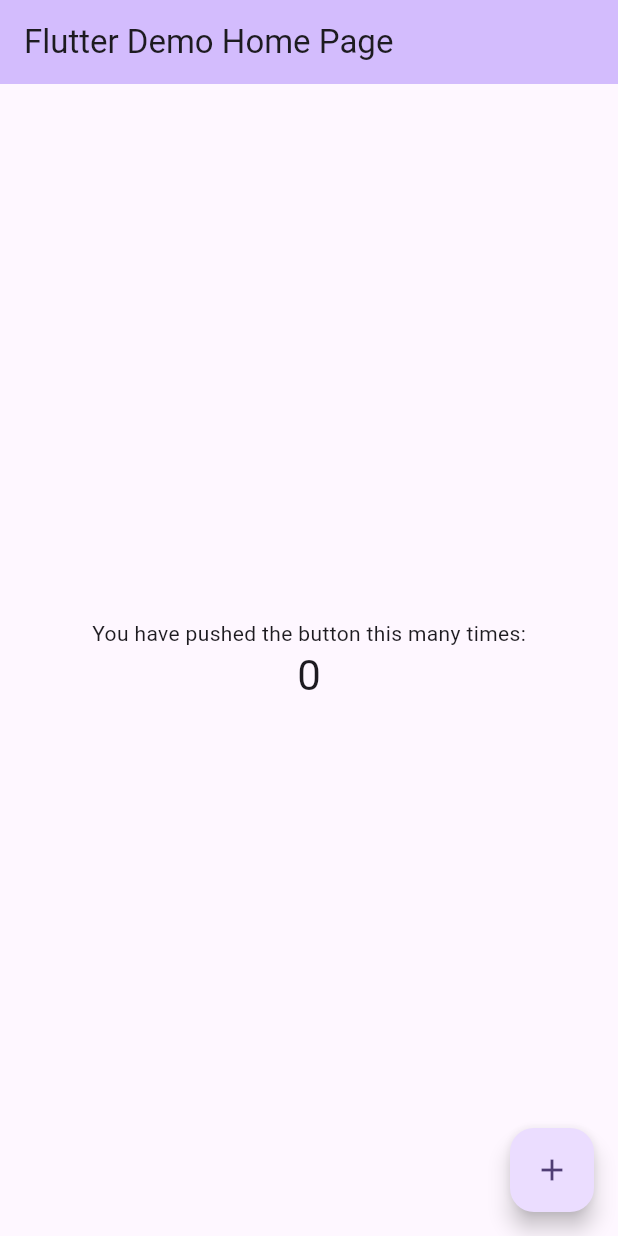
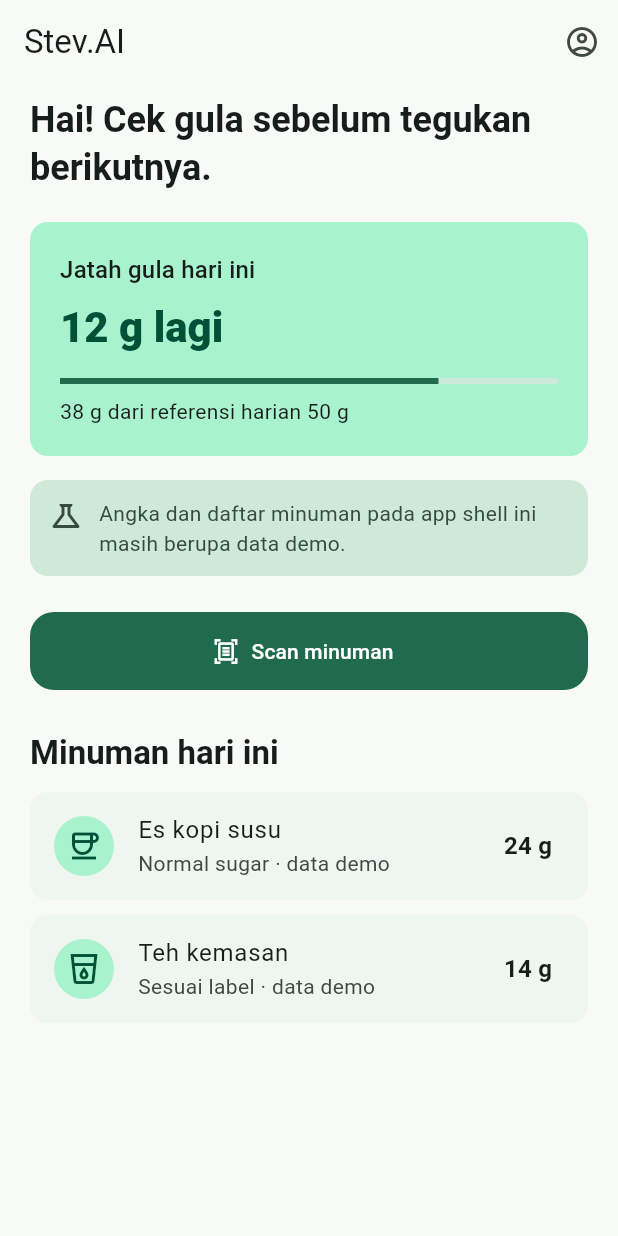
Before and after one commit to danariqbalabi/Stev.AI, a Flutter app: the screen it shows after launch, on a phone screen of 412 x 824 dp. Run offline on Flutter 3.47's test engine with Material 3 defaults, Android fonts, the phone set to English and light mode, and no system bars; our stand-ins replace go_router.

Commit message:
feat: add app shell and core navigation

```diff
--- /dev/null
+++ b/lib/app/app.dart
@@ -0,0 +1,29 @@
+import 'package:flutter/material.dart';
+
+import '../core/theme/app_theme.dart';
+import 'router.dart';
+
+class StevAiApp extends StatelessWidget {
+  const StevAiApp({super.key});
+
+  @override
+  Widget build(BuildContext context) {
+    return MaterialApp.router(
+      title: 'Stev.AI',
+      debugShowCheckedModeBanner: false,
+      theme: AppTheme.light,
+      routerConfig: appRouter,
+      builder: (context, child) {
+        return ColoredBox(
+          color: Theme.of(context).colorScheme.surfaceContainer,
+          child: Center(
+            child: ConstrainedBox(
+              constraints: const BoxConstraints(maxWidth: 480),
+              child: child ?? const SizedBox.shrink(),
+            ),
+          ),
+        );
+      },
+    );
+  }
+}
--- /dev/null
+++ b/lib/app/router.dart
@@ -0,0 +1,18 @@
+import 'package:go_router/go_router.dart';
+
+import '../features/confirmation/presentation/confirmation_screen.dart';
+import '../features/dashboard/presentation/dashboard_screen.dart';
+import '../features/result/presentation/result_screen.dart';
+import '../features/scan/presentation/scan_screen.dart';
+
+final GoRouter appRouter = GoRouter(
+  routes: [
+    GoRoute(path: '/', builder: (context, state) => const DashboardScreen()),
+    GoRoute(path: '/scan', builder: (context, state) => const ScanScreen()),
+    GoRoute(
+      path: '/confirmation',
+      builder: (context, state) => const ConfirmationScreen(),
+    ),
+    GoRoute(path: '/result', builder: (context, state) => const ResultScreen()),
+  ],
+);
--- /dev/null
+++ b/lib/core/theme/app_theme.dart
@@ -0,0 +1,32 @@
+import 'package:flutter/material.dart';
+
+abstract final class AppTheme {
+  static const Color _seedColor = Color(0xFF176B4D);
+
+  static ThemeData get light {
+    final colorScheme = ColorScheme.fromSeed(
+      seedColor: _seedColor,
+      brightness: Brightness.light,
+    );
+
+    return ThemeData(
+      useMaterial3: true,
+      colorScheme: colorScheme,
+      scaffoldBackgroundColor: const Color(0xFFF8FAF7),
+      appBarTheme: const AppBarTheme(
+        centerTitle: false,
+        backgroundColor: Color(0xFFF8FAF7),
+        surfaceTintColor: Colors.transparent,
+      ),
+      cardTheme: const CardThemeData(elevation: 0, margin: EdgeInsets.zero),
+      filledButtonTheme: FilledButtonThemeData(
+        style: FilledButton.styleFrom(
+          minimumSize: const Size.fromHeight(52),
+          shape: RoundedRectangleBorder(
+            borderRadius: BorderRadius.circular(16),
+          ),
+        ),
+      ),
+    );
+  }
+}
--- /dev/null
+++ b/lib/features/dashboard/presentation/dashboard_screen.dart
@@ -0,0 +1,129 @@
+import 'package:flutter/material.dart';
+import 'package:go_router/go_router.dart';
+
+import '../../../shared/widgets/placeholder_notice.dart';
+
+class DashboardScreen extends StatelessWidget {
+  const DashboardScreen({super.key});
+
+  @override
+  Widget build(BuildContext context) {
+    final colorScheme = Theme.of(context).colorScheme;
+
+    return Scaffold(
+      appBar: AppBar(
+        title: const Text('Stev.AI'),
+        actions: [
+          IconButton(
+            onPressed: () {},
+            tooltip: 'Profil (segera hadir)',
+            icon: const Icon(Icons.account_circle_outlined),
+          ),
+        ],
+      ),
+      body: SafeArea(
+        child: ListView(
+          padding: const EdgeInsets.fromLTRB(20, 8, 20, 32),
+          children: [
+            Text(
+              'Hai! Cek gula sebelum tegukan berikutnya.',
+              style: Theme.of(context).textTheme.headlineSmall
+                  ?.copyWith(fontWeight: FontWeight.w700),
+            ),
+            const SizedBox(height: 20),
+            Card(
+              color: colorScheme.primaryContainer,
+              child: Padding(
+                padding: const EdgeInsets.all(20),
+                child: Column(
+                  crossAxisAlignment: CrossAxisAlignment.start,
+                  children: [
+                    Text(
+                      'Jatah gula hari ini',
+                      style: Theme.of(context).textTheme.titleMedium,
+                    ),
+                    const SizedBox(height: 8),
+                    Text(
+                      '12 g lagi',
+                      style: Theme.of(context).textTheme.headlineMedium
+                          ?.copyWith(
+                            fontWeight: FontWeight.w800,
+                            color: colorScheme.onPrimaryContainer,
+                          ),
+                    ),
+                    const SizedBox(height: 16),
+                    const LinearProgressIndicator(value: 0.76),
+                    const SizedBox(height: 8),
+                    const Text('38 g dari referensi harian 50 g'),
+                  ],
+                ),
+              ),
+            ),
+            const SizedBox(height: 16),
+            const PlaceholderNotice(
+              message: 'Angka dan daftar minuman pada app shell ini masih berupa data demo.',
+            ),
+            const SizedBox(height: 24),
+            FilledButton.icon(
+              key: const ValueKey('scanButton'),
+              onPressed: () => context.push('/scan'),
+              icon: const Icon(Icons.document_scanner_outlined),
+              label: const Text('Scan minuman'),
+            ),
+            const SizedBox(height: 28),
+            Text(
+              'Minuman hari ini',
+              style: Theme.of(context).textTheme.titleLarge
+                  ?.copyWith(fontWeight: FontWeight.w700),
+            ),
+            const SizedBox(height: 12),
+            const _DrinkLogTile(
+              name: 'Es kopi susu',
+              detail: 'Normal sugar · data demo',
+              sugar: '24 g',
+              icon: Icons.coffee_outlined,
+            ),
+            const SizedBox(height: 10),
+            const _DrinkLogTile(
+              name: 'Teh kemasan',
+              detail: 'Sesuai label · data demo',
+              sugar: '14 g',
+              icon: Icons.local_drink_outlined,
+            ),
+          ],
+        ),
+      ),
+    );
+  }
+}
+
+class _DrinkLogTile extends StatelessWidget {
+  const _DrinkLogTile({
+    required this.name,
+    required this.detail,
+    required this.sugar,
+    required this.icon,
+  });
+
+  final String name;
+  final String detail;
+  final String sugar;
+  final IconData icon;
+
+  @override
+  Widget build(BuildContext context) {
+    return Card(
+      color: Theme.of(context).colorScheme.surfaceContainerLow,
+      child: ListTile(
+        leading: CircleAvatar(child: Icon(icon)),
+        title: Text(name),
+        subtitle: Text(detail),
+        trailing: Text(
+          sugar,
+          style: Theme.of(context).textTheme.titleMedium
+              ?.copyWith(fontWeight: FontWeight.w700),
+        ),
+      ),
+    );
+  }
+}
--- a/lib/main.dart
+++ b/lib/main.dart
@@ -1,122 +1,7 @@
 import 'package:flutter/material.dart';
 
+import 'app/app.dart';
+
 void main() {
-  runApp(const MyApp());
+  runApp(const StevAiApp());
 }
-
-class MyApp extends StatelessWidget {
-  const MyApp({super.key});
-
-  // This widget is the root of your application.
-  @override
-  Widget build(BuildContext context) {
-    return MaterialApp(
-      title: 'Flutter Demo',
-      theme: ThemeData(
-        // This is the theme of your application.
-        //
-        // TRY THIS: Try running your application with "flutter run". You'll see
-        // the application has a purple toolbar. Then, without quitting the app,
-        // try changing the seedColor in the colorScheme below to Colors.green
-        // and then invoke "hot reload" (save your changes or press the "hot
-        // reload" button in a Flutter-supported IDE, or press "r" if you used
-        // the command line to start the app).
-        //
-        // Notice that the counter didn't reset back to zero; the application
-        // state is not lost during the reload. To reset the state, use hot
-        // restart instead.
-        //
-        // This works for code too, not just values: Most code changes can be
-        // tested with just a hot reload.
-        colorScheme: .fromSeed(seedColor: Colors.deepPurple),
-      ),
-      home: const MyHomePage(title: 'Flutter Demo Home Page'),
-    );
-  }
-}
-
-class MyHomePage extends StatefulWidget {
-  const MyHomePage({super.key, required this.title});
-
-  // This widget is the home page of your application. It is stateful, meaning
-  // that it has a State object (defined below) that contains fields that affect
-  // how it looks.
-
-  // This class is the configuration for the state. It holds the values (in this
-  // case the title) provided by the parent (in this case the App widget) and
-  // used by the build method of the State. Fields in a Widget subclass are
-  // always marked "final".
-
-  final String title;
-
-  @override
-  State<MyHomePage> createState() => _MyHomePageState();
-}
-
-class _MyHomePageState extends State<MyHomePage> {
-  int _counter = 0;
-
-  void _incrementCounter() {
-    setState(() {
-      // This call to setState tells the Flutter framework that something has
-      // changed in this State, which causes it to rerun the build method below
-      // so that the display can reflect the updated values. If we changed
-      // _counter without calling setState(), then the build method would not be
-      // called again, and so nothing would appear to happen.
-      _counter++;
-    });
-  }
-
-  @override
-  Widget build(BuildContext context) {
-    // This method is rerun every time setState is called, for instance as done
-    // by the _incrementCounter method above.
-    //
-    // The Flutter framework has been optimized to make rerunning build methods
-    // fast, so that you can just rebuild anything that needs updating rather
-    // than having to individually change instances of widgets.
-    return Scaffold(
-      appBar: AppBar(
-        // TRY THIS: Try changing the color here to a specific color (to
-        // Colors.amber, perhaps?) and trigger a hot reload to see the AppBar
-        // change color while the other colors stay the same.
-        backgroundColor: Theme.of(context).colorScheme.inversePrimary,
-        // Here we take the value from the MyHomePage object that was created by
-        // the App.build method, and use it to set our appbar title.
-        title: Text(widget.title),
-      ),
-      body: Center(
-        // Center is a layout widget. It takes a single child and positions it
-        // in the middle of the parent.
-        child: Column(
-          // Column is also a layout widget. It takes a list of children and
-          // arranges them vertically. By default, it sizes itself to fit its
-          // children horizontally, and tries to be as tall as its parent.
-          //
-          // Column has various properties to control how it sizes itself and
-          // how it positions its children. Here we use mainAxisAlignment to
-          // center the children vertically; the main axis here is the vertical
-          // axis because Columns are vertical (the cross axis would be
-          // horizontal).
-          //
-          // TRY THIS: Invoke "debug painting" (choose the "Toggle Debug Paint"
-          // action in the IDE, or press "p" in the console), to see the
-          // wireframe for each widget.
-          mainAxisAlignment: .center,
-          children: [
-            const Text('You have pushed the button this many times:'),
-            Text(
-              '$_counter',
-              style: Theme.of(context).textTheme.headlineMedium,
-            ),
-          ],
-        ),
-      ),
-      floatingActionButton: FloatingActionButton(
-        onPressed: _incrementCounter,
-        tooltip: 'Increment',
-        child: const Icon(Icons.add),
-      ),
-    );
-  }
-}
--- /dev/null
+++ b/lib/shared/widgets/placeholder_notice.dart
@@ -0,0 +1,34 @@
+import 'package:flutter/material.dart';
+
+class PlaceholderNotice extends StatelessWidget {
+  const PlaceholderNotice({super.key, required this.message});
+
+  final String message;
+
+  @override
+  Widget build(BuildContext context) {
+    final colorScheme = Theme.of(context).colorScheme;
+
+    return Container(
+      width: double.infinity,
+      padding: const EdgeInsets.all(12),
+      decoration: BoxDecoration(
+        color: colorScheme.secondaryContainer,
+        borderRadius: BorderRadius.circular(12),
+      ),
+      child: Row(
+        crossAxisAlignment: CrossAxisAlignment.start,
+        children: [
+          Icon(Icons.science_outlined, color: colorScheme.onSecondaryContainer),
+          const SizedBox(width: 10),
+          Expanded(
+            child: Text(
+              message,
+              style: TextStyle(color: colorScheme.onSecondaryContainer),
+            ),
+          ),
+        ],
+      ),
+    );
+  }
+}
--- a/pubspec.yaml
+++ b/pubspec.yaml
@@ -1,5 +1,5 @@
 name: steviai
-description: "A new Flutter project."
+description: "A mobile-first app for understanding and reducing sugar in drinks."
 # The following line prevents the package from being accidentally published to
 # pub.dev using `flutter pub publish`. This is preferred for private packages.
 publish_to: 'none' # Remove this line if you wish to publish to pub.dev
@@ -34,6 +34,7 @@ dependencies:
   # The following adds the Cupertino Icons font to your application.
   # Use with the CupertinoIcons class for iOS style icons.
   cupertino_icons: ^1.0.8
+  go_router: ^18.0.2
 
 dev_dependencies:
   flutter_test:
```
Also changed, not shown: lib/features/confirmation/presentation/confirmation_screen.dart (added, +98 -0 lines), lib/features/result/presentation/result_screen.dart (added, +91 -0 lines), lib/features/scan/presentation/scan_screen.dart (added, +70 -0 lines), lib/features/swap/presentation/swap_sheet.dart (added, +65 -0 lines), pubspec.lock, 5 other files.
